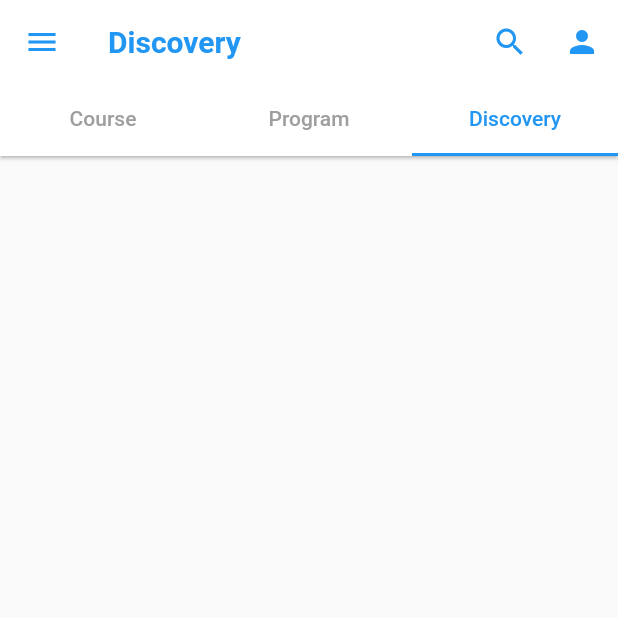
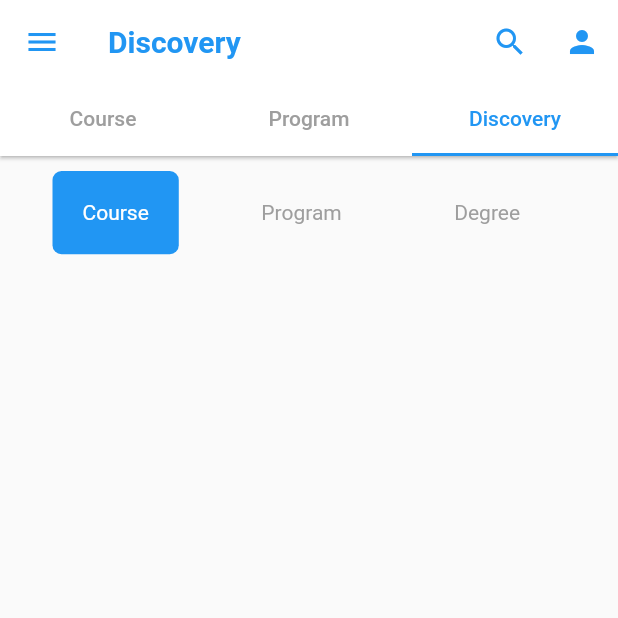
Before and after one commit to 3Console/edX, a Flutter app: the screen it shows once a user with an empty profile is signed in, tab 3 chosen, on a phone screen of 412 x 824 dp, the top half of it. Run offline on Flutter 3.47's test engine with Material 2 defaults, Android fonts, the phone set to English and light mode, and no system bars; our stand-ins replace cloud_firestore, firebase_auth, flutter_spinkit; accounts and stored records are empty; network calls fail.

Commit message:
add filter bar discovery

```diff
--- a/lib/pages/discovery/discovery.dart
+++ b/lib/pages/discovery/discovery.dart
@@ -1,5 +1,5 @@
 import 'package:flutter/material.dart';
-import 'package:cloud_firestore/cloud_firestore.dart';
+import 'package:flutterapp/pages/discovery/discovery_item.dart';
 
 class DiscoveryPage extends StatefulWidget {
   @override
@@ -7,64 +7,73 @@ class DiscoveryPage extends StatefulWidget {
 }
 
 class _DiscoveryPageState extends State<DiscoveryPage> {
+
+  int selectedIndex = 0;
+  List categories = ['Course', 'Program', 'Degree'];
+
+  PageController _pageController;
+
+  @override
+  void initState() {
+    super.initState();
+    _pageController = PageController();
+  }
+
   @override
   Widget build(BuildContext context) {
-    return Container(
-      child: Padding(
-        padding: const EdgeInsets.fromLTRB(0, 6, 0, 0),
-        child: StreamBuilder(
-          stream: Firestore.instance.collection('Courses').snapshots(),
-          builder: (context, snapshot) {
-            if (!snapshot.hasData) return Text("");
-            return ListView.builder(
-              itemCount: snapshot.data.documents.length,
+    return Column(
+      children: <Widget>[
+        Expanded(
+          flex: 4,
+          child: ListView.builder(
+            scrollDirection: Axis.horizontal,
+            itemCount: categories.length,
             itemBuilder: (context, index) {
-                return Card(
-                  child: InkWell(
+              return GestureDetector(
                 onTap: () {
-                      print(snapshot.data.documents[index]['name']);
+                  setState(() {
+                    selectedIndex = index;
+                    _pageController.animateToPage(index, duration: Duration(milliseconds: 500), curve: Curves.ease);
+                  });
                 },
-                    child: Column(
-                      crossAxisAlignment: CrossAxisAlignment.stretch,
-                      children: <Widget>[
-                        Image.network(
-                          snapshot.data.documents[index]['url'],
-                          fit: BoxFit.fill,
-                          height: 150,
+                child: Container(
+                  alignment: Alignment.center,
+                  margin: EdgeInsets.only(
+                    top: 10,
+                    left: 35,
                   ),
-                        ListTile(
-                          leading: Container(
-                            width: 40,
-                            height: 40,
+                  padding: EdgeInsets.symmetric(horizontal: 20),
                   decoration: BoxDecoration(
-                              shape: BoxShape.circle,
-                              image: DecorationImage(
-                                fit: BoxFit.fill,
-                                image: NetworkImage('https://i.imgur.com/BoN9kdC.png'),
+                    color: index == selectedIndex
+                      ? Colors.blue
+                      : Colors.transparent,
+                    borderRadius: BorderRadius.circular(6),
                   ),
+                  child: Text(
+                    categories[index],
+                    style: TextStyle(
+                      color: index == selectedIndex
+                        ? Colors.white
+                        : Colors.grey,
                     ),
-                          ),
-                          title: Text(
-                            snapshot.data.documents[index]['name'],
-                            style: TextStyle(
-                              fontSize: 20,
-                              fontWeight: FontWeight.bold,
-                            ),
-                          ),
-                          subtitle: Text(
-                            snapshot.data.documents[index]['publisher'],
-                            style: TextStyle(fontSize: 12),
-                          ),
-                        ),
-                      ],
                   ),
                 ),
               );
             },
-            );
-          },
           ),
         ),
+        Expanded(
+          flex: 40,
+          child: PageView(
+            controller: _pageController,
+            children: [
+              DiscoveryItem(type: 'course'),
+              DiscoveryItem(type: 'program'),
+              DiscoveryItem(type: 'degree')
+            ],
+          ),
+        ),
+      ],
     );
   }
 }
--- /dev/null
+++ b/lib/pages/discovery/discovery_item.dart
@@ -0,0 +1,75 @@
+import 'package:flutter/material.dart';
+import 'package:cloud_firestore/cloud_firestore.dart';
+
+class DiscoveryItem extends StatefulWidget {
+
+  final String type;
+
+  DiscoveryItem({ this.type });
+
+  @override
+  _DiscoveryItemState createState() => _DiscoveryItemState();
+}
+
+class _DiscoveryItemState extends State<DiscoveryItem> {
+  @override
+  Widget build(BuildContext context) {
+    return Container(
+      child: Padding(
+        padding: const EdgeInsets.fromLTRB(0, 6, 0, 0),
+        child: StreamBuilder(
+          stream: Firestore.instance.collection('Courses').where('type', isEqualTo: widget.type).snapshots(),
+          builder: (context, snapshot) {
+            if (!snapshot.hasData) return Text("");
+            return ListView.builder(
+              itemCount: snapshot.data.documents.length,
+              itemBuilder: (context, index) {
+                return Card(
+                  child: InkWell(
+                    onTap: () {
+                      print(snapshot.data.documents[index]['name']);
+                    },
+                    child: Column(
+                      crossAxisAlignment: CrossAxisAlignment.stretch,
+                      children: <Widget>[
+                        Image.network(
+                          snapshot.data.documents[index]['url'],
+                          fit: BoxFit.fill,
+                          height: 200,
+                        ),
+                        ListTile(
+                          leading: Container(
+                            width: 40,
+                            height: 40,
+                            decoration: BoxDecoration(
+                              shape: BoxShape.circle,
+                              image: DecorationImage(
+                                fit: BoxFit.fill,
+                                image: NetworkImage('https://i.imgur.com/BoN9kdC.png'),
+                              ),
+                            ),
+                          ),
+                          title: Text(
+                            snapshot.data.documents[index]['name'],
+                            style: TextStyle(
+                              fontSize: 20,
+                              fontWeight: FontWeight.bold,
+                            ),
+                          ),
+                          subtitle: Text(
+                            snapshot.data.documents[index]['publisher'],
+                            style: TextStyle(fontSize: 12),
+                          ),
+                        ),
+                      ],
+                    ),
+                  ),
+                );
+              },
+            );
+          },
+        ),
+      ),
+    );
+  }
+}
```
Lines whose indentation alone changed are shown as unchanged.
